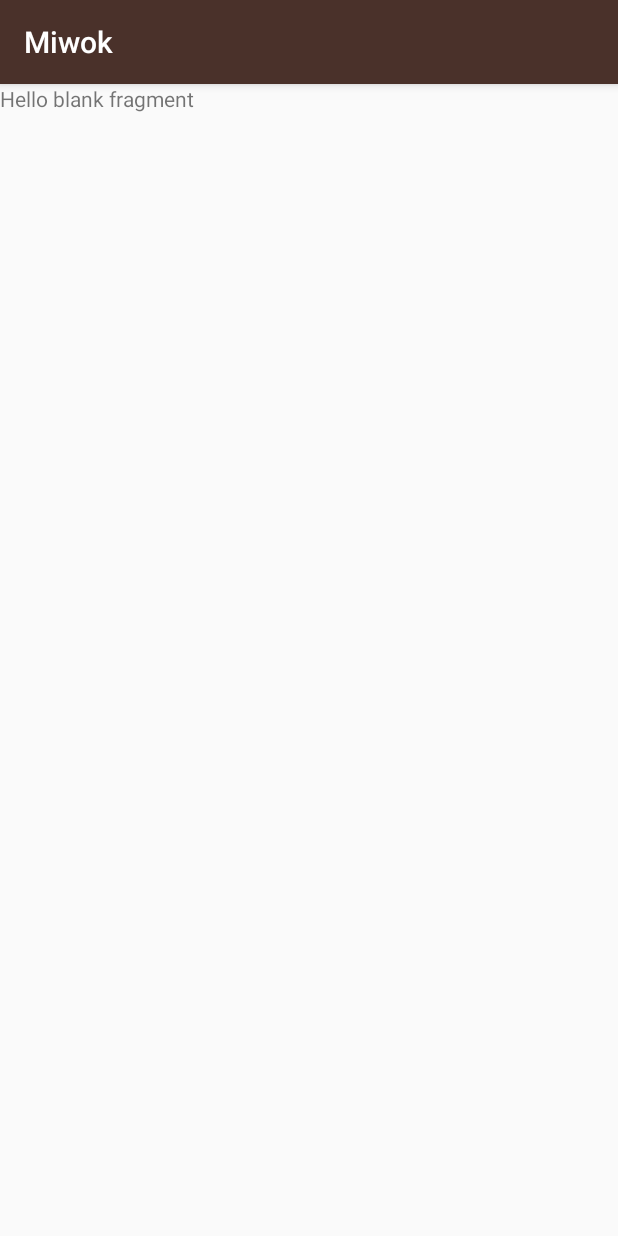
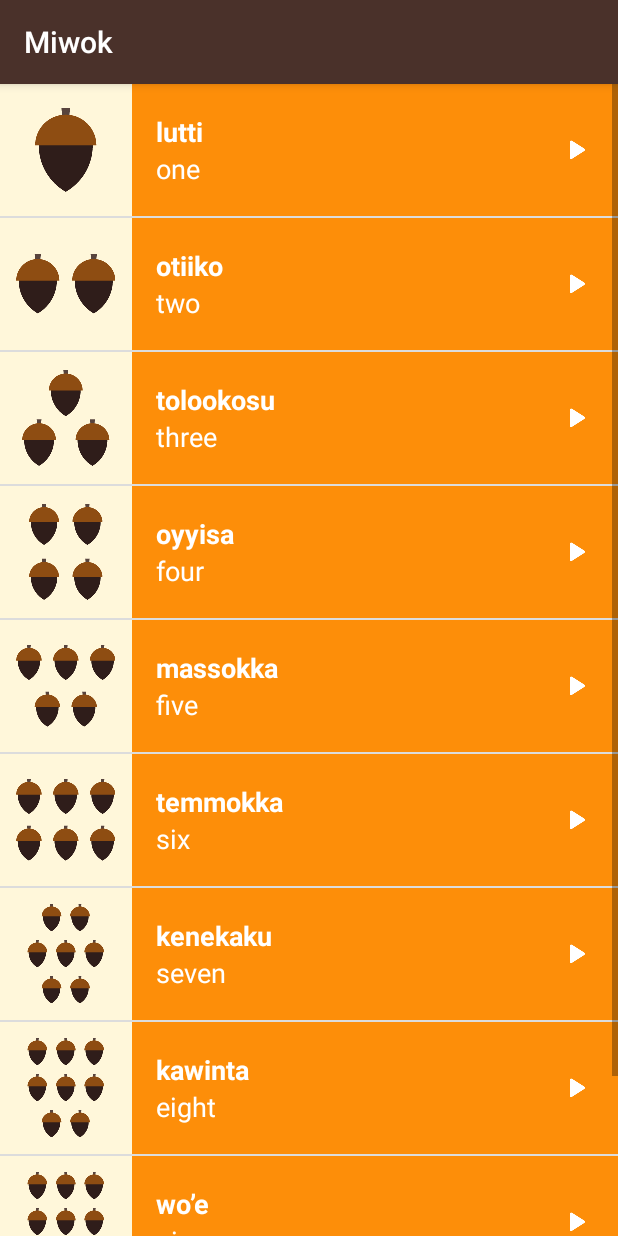
Before and after one commit to IbsanjU/miwok_tabbed, an Android app: the fragment NumbersFragment shown on its own in the app's theme, on a phone screen of 412 x 824 dp. Run offline under Robolectric (Android 15) with nearby library versions, the light colour scheme and no system bars.

Commit message:
Clear Errors occured while Copy to NumbersFragment

```diff
--- a/app/src/main/java/com/ibsanju/miwok/NumbersFragment.java
+++ b/app/src/main/java/com/ibsanju/miwok/NumbersFragment.java
@@ -104,9 +104,9 @@ class NumbersFragment extends Fragment {
     View onCreateView(LayoutInflater inflater, ViewGroup container,
                       Bundle savedInstanceState) {
 
-//        View rootView = inflater.inflate(R.layout.fragment_numbers, container, false);
+        View rootView = inflater.inflate(R.layout.word_list, container, false);
 
-        mAudioManager = (AudioManager) getSystemService(Context.AUDIO_SERVICE);
+        mAudioManager = (AudioManager) getActivity().getSystemService(Context.AUDIO_SERVICE);
 
         final ArrayList<Word> words = new ArrayList<Word>();
         words.add(new Word("one", "lutti", R.drawable.number_one, R.raw.number_one));
@@ -120,9 +120,9 @@ class NumbersFragment extends Fragment {
         words.add(new Word("nine", "wo’e", R.drawable.number_nine, R.raw.number_nine));
         words.add(new Word("ten", "na’aacha", R.drawable.number_ten, R.raw.number_ten));
 
-        WordAdapter adapter = new WordAdapter(this, words, R.color.category_numbers);
+        WordAdapter adapter = new WordAdapter(getActivity(), words, R.color.category_numbers);
 
-        ListView listView = (ListView) findViewById(R.id.list);
+        ListView listView = (ListView) rootView.findViewById(R.id.list);
 
         listView.setAdapter(adapter);
 
@@ -140,7 +140,7 @@ class NumbersFragment extends Fragment {
                 int result = mAudioManager.requestAudioFocus(mOnAudioFocusChangeListener, AudioManager.STREAM_MUSIC, AudioManager.AUDIOFOCUS_GAIN_TRANSIENT);
 
                 if (result == AudioManager.AUDIOFOCUS_REQUEST_GRANTED) {
-                    mMediaPlayer = MediaPlayer.create(NumbersActivity.this, word.getAudioResourceId());
+                    mMediaPlayer = MediaPlayer.create(getActivity(), word.getAudioResourceId());
 
                     mMediaPlayer.start();
 
@@ -148,7 +148,7 @@ class NumbersFragment extends Fragment {
                 }
             }
         });
-        return inflater.inflate(R.layout.fragment_numbers, container, false);;
+        return rootView;
     }
 
     private
@@ -159,6 +159,7 @@ class NumbersFragment extends Fragment {
             mAudioManager.abandonAudioFocus(mOnAudioFocusChangeListener);
         }
     }
+
     @Override
     public
     void onStop() {
```
